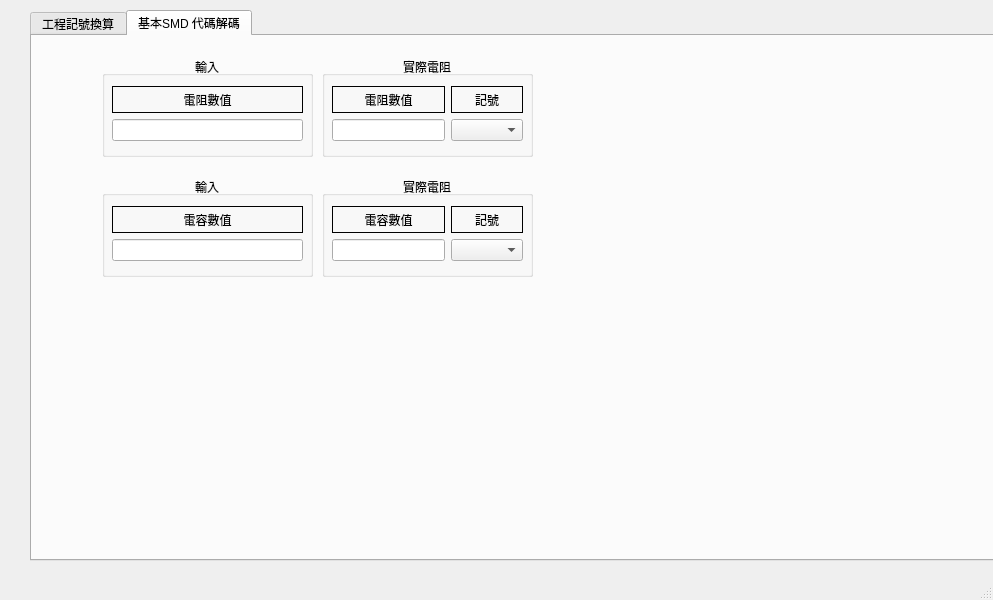
Old version of the form mainwindow.ui in the repository markscat/Scientific_computing.
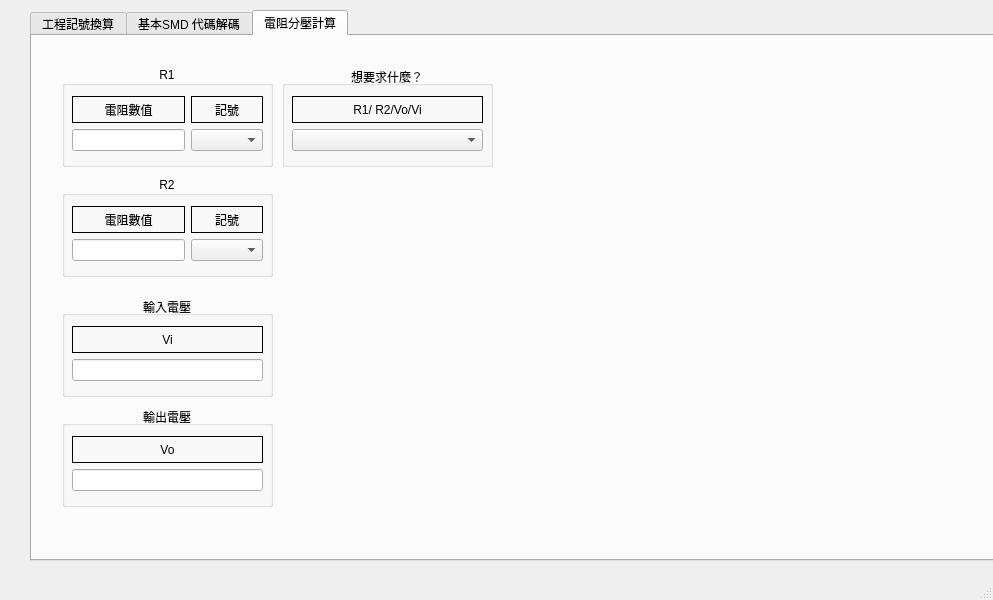
New version of the form. Icons and pictures are not drawn.

```diff
--- a/mainwindow.ui
+++ b/mainwindow.ui
@@ -24,7 +24,7 @@
      </rect>
     </property>
     <property name="currentIndex">
-     <number>1</number>
+     <number>2</number>
     </property>
     <widget class="QWidget" name="tab">
      <attribute name="title">
@@ -92,7 +92,7 @@
       <property name="alignment">
        <set>Qt::AlignmentFlag::AlignCenter</set>
       </property>
-      <widget class="QWidget" name="">
+      <widget class="QWidget" name="layoutWidget">
        <property name="geometry">
         <rect>
          <x>10</x>
@@ -415,6 +415,307 @@
       </widget>
      </widget>
     </widget>
+    <widget class="QWidget" name="tab_3">
+     <attribute name="title">
+      <string>電阻分壓計算</string>
+     </attribute>
+     <widget class="QGroupBox" name="groupBox_6">
+      <property name="geometry">
+       <rect>
+        <x>30</x>
+        <y>30</y>
+        <width>211</width>
+        <height>101</height>
+       </rect>
+      </property>
+      <property name="title">
+       <string>R1</string>
+      </property>
+      <property name="alignment">
+       <set>Qt::AlignmentFlag::AlignCenter</set>
+      </property>
+      <widget class="QWidget" name="layoutWidget_6">
+       <property name="geometry">
+        <rect>
+         <x>10</x>
+         <y>30</y>
+         <width>191</width>
+         <height>55</height>
+        </rect>
+       </property>
+       <layout class="QGridLayout" name="gridLayout_8">
+        <item row="1" column="0">
+         <widget class="QLineEdit" name="R1_Input_lineEdit"/>
+        </item>
+        <item row="0" column="0">
+         <widget class="QLabel" name="label_14">
+          <property name="frameShape">
+           <enum>QFrame::Shape::Box</enum>
+          </property>
+          <property name="text">
+           <string>電阻數值</string>
+          </property>
+          <property name="alignment">
+           <set>Qt::AlignmentFlag::AlignCenter</set>
+          </property>
+         </widget>
+        </item>
+        <item row="0" column="1">
+         <widget class="QLabel" name="label_15">
+          <property name="frameShape">
+           <enum>QFrame::Shape::Box</enum>
+          </property>
+          <property name="text">
+           <string>記號</string>
+          </property>
+          <property name="alignment">
+           <set>Qt::AlignmentFlag::AlignCenter</set>
+          </property>
+         </widget>
+        </item>
+        <item row="1" column="1">
+         <widget class="QComboBox" name="R1_input_comboBox"/>
+        </item>
+       </layout>
+      </widget>
+     </widget>
+     <widget class="QGroupBox" name="groupBox_7">
+      <property name="geometry">
+       <rect>
+        <x>30</x>
+        <y>140</y>
+        <width>211</width>
+        <height>101</height>
+       </rect>
+      </property>
+      <property name="title">
+       <string>R2</string>
+      </property>
+      <property name="alignment">
+       <set>Qt::AlignmentFlag::AlignCenter</set>
+      </property>
+      <widget class="QWidget" name="layoutWidget_7">
+       <property name="geometry">
+        <rect>
+         <x>10</x>
+         <y>30</y>
+         <width>191</width>
+         <height>55</height>
+        </rect>
+       </property>
+       <layout class="QGridLayout" name="gridLayout_9">
+        <item row="1" column="0">
+         <widget class="QLineEdit" name="R2_Input_lineEdit"/>
+        </item>
+        <item row="0" column="0">
+         <widget class="QLabel" name="label_16">
+          <property name="frameShape">
+           <enum>QFrame::Shape::Box</enum>
+          </property>
+          <property name="text">
+           <string>電阻數值</string>
+          </property>
+          <property name="alignment">
+           <set>Qt::AlignmentFlag::AlignCenter</set>
+          </property>
+         </widget>
+        </item>
+        <item row="0" column="1">
+         <widget class="QLabel" name="label_17">
+          <property name="frameShape">
+           <enum>QFrame::Shape::Box</enum>
+          </property>
+          <property name="text">
+           <string>記號</string>
+          </property>
+          <property name="alignment">
+           <set>Qt::AlignmentFlag::AlignCenter</set>
+          </property>
+         </widget>
+        </item>
+        <item row="1" column="1">
+         <widget class="QComboBox" name="R2_input_comboBox"/>
+        </item>
+       </layout>
+      </widget>
+     </widget>
+     <widget class="QGroupBox" name="groupBox_8">
+      <property name="geometry">
+       <rect>
+        <x>30</x>
+        <y>260</y>
+        <width>211</width>
+        <height>101</height>
+       </rect>
+      </property>
+      <property name="title">
+       <string>輸入電壓</string>
+      </property>
+      <property name="alignment">
+       <set>Qt::AlignmentFlag::AlignCenter</set>
+      </property>
+      <widget class="QWidget" name="layoutWidget_8">
+       <property name="geometry">
+        <rect>
+         <x>10</x>
+         <y>30</y>
+         <width>191</width>
+         <height>55</height>
+        </rect>
+       </property>
+       <layout class="QGridLayout" name="gridLayout_10">
+        <item row="1" column="0">
+         <widget class="QLineEdit" name="VI_Input_lineEdit"/>
+        </item>
+        <item row="0" column="0">
+         <widget class="QLabel" name="label_18">
+          <property name="frameShape">
+           <enum>QFrame::Shape::Box</enum>
+          </property>
+          <property name="text">
+           <string>Vi</string>
+          </property>
+          <property name="alignment">
+           <set>Qt::AlignmentFlag::AlignCenter</set>
+          </property>
+         </widget>
+        </item>
+       </layout>
+      </widget>
+     </widget>
+     <widget class="QGroupBox" name="groupBox_9">
+      <property name="geometry">
+       <rect>
+        <x>30</x>
+        <y>370</y>
+        <width>211</width>
+        <height>101</height>
+       </rect>
+      </property>
+      <property name="title">
+       <string>輸出電壓</string>
+      </property>
+      <property name="alignment">
+       <set>Qt::AlignmentFlag::AlignCenter</set>
+      </property>
+      <widget class="QWidget" name="layoutWidget_9">
+       <property name="geometry">
+        <rect>
+         <x>10</x>
+         <y>30</y>
+         <width>191</width>
+         <height>55</height>
+        </rect>
+       </property>
+       <layout class="QGridLayout" name="gridLayout_11">
+        <item row="1" column="0">
+         <widget class="QLineEdit" name="Vo_Input_lineEdit"/>
+        </item>
+        <item row="0" column="0">
+         <widget class="QLabel" name="label_19">
+          <property name="frameShape">
+           <enum>QFrame::Shape::Box</enum>
+          </property>
+          <property name="text">
+           <string>Vo</string>
+          </property>
+          <property name="alignment">
+           <set>Qt::AlignmentFlag::AlignCenter</set>
+          </property>
+         </widget>
+        </item>
+       </layout>
+      </widget>
+     </widget>
+     <widget class="QLabel" name="label_2">
+      <property name="geometry">
+       <rect>
+        <x>490</x>
+        <y>80</y>
+        <width>211</width>
+        <height>171</height>
+       </rect>
+      </property>
+      <property name="sizePolicy">
+       <sizepolicy hsizetype="Ignored" vsizetype="Ignored">
+        <horstretch>0</horstretch>
+        <verstretch>0</verstretch>
+       </sizepolicy>
+      </property>
+      <property name="text">
+       <string/>
+      </property>
+      <property name="pixmap">
+       <pixmap resource="Scientific_computing.qrc">:/Voltage_divider.bmp</pixmap>
+      </property>
+     </widget>
+     <widget class="QLabel" name="label_20">
+      <property name="geometry">
+       <rect>
+        <x>480</x>
+        <y>270</y>
+        <width>251</width>
+        <height>111</height>
+       </rect>
+      </property>
+      <property name="sizePolicy">
+       <sizepolicy hsizetype="Ignored" vsizetype="Ignored">
+        <horstretch>0</horstretch>
+        <verstretch>0</verstretch>
+       </sizepolicy>
+      </property>
+      <property name="text">
+       <string/>
+      </property>
+      <property name="pixmap">
+       <pixmap resource="Scientific_computing.qrc">:/Voltage_divider-f.bmp</pixmap>
+      </property>
+     </widget>
+     <widget class="QGroupBox" name="groupBox_10">
+      <property name="geometry">
+       <rect>
+        <x>250</x>
+        <y>30</y>
+        <width>211</width>
+        <height>101</height>
+       </rect>
+      </property>
+      <property name="title">
+       <string>想要求什麼？</string>
+      </property>
+      <property name="alignment">
+       <set>Qt::AlignmentFlag::AlignCenter</set>
+      </property>
+      <widget class="QWidget" name="layoutWidget_10">
+       <property name="geometry">
+        <rect>
+         <x>10</x>
+         <y>30</y>
+         <width>191</width>
+         <height>55</height>
+        </rect>
+       </property>
+       <layout class="QGridLayout" name="gridLayout_12">
+        <item row="0" column="0">
+         <widget class="QLabel" name="label_22">
+          <property name="frameShape">
+           <enum>QFrame::Shape::Box</enum>
+          </property>
+          <property name="text">
+           <string>R1/ R2/Vo/Vi</string>
+          </property>
+          <property name="alignment">
+           <set>Qt::AlignmentFlag::AlignCenter</set>
+          </property>
+         </widget>
+        </item>
+        <item row="1" column="0">
+         <widget class="QComboBox" name="calcMode_comboBox"/>
+        </item>
+       </layout>
+      </widget>
+     </widget>
+    </widget>
    </widget>
   </widget>
   <widget class="QMenuBar" name="menubar">
```
Left out of the diff: 8 changed lines with no effect on the pictures.
